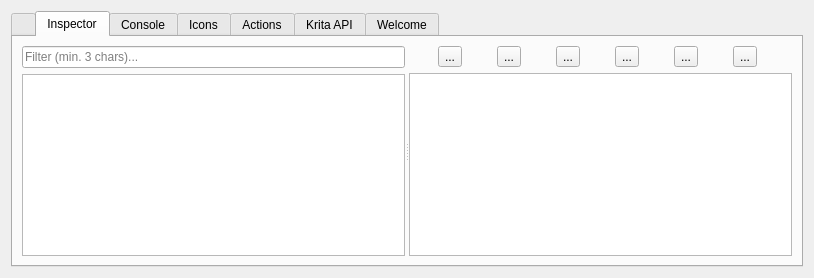
Old version of the form plugindevtools/PluginDevTools/DockerWidget.ui in the repository KnowZero/Krita-PythonPluginDeveloperTools.
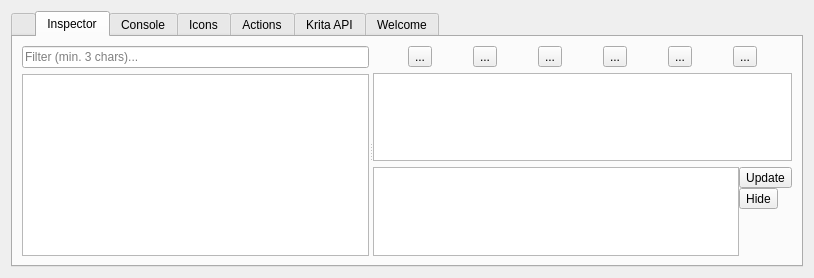
New version of the form. The open tabs and pages were chosen to show the change. Icons and pictures are not drawn.

Commit message:
Inspector: Can now do basic editing of some properties
Items that can be modified are:
Must have a "set" or "to" method, 1 parameter and accepts: strings, int, float, bool, QRect, QRectF, QPoint, QPointF, QSize or QSizeF

The edit to the form file:
```diff
--- a/plugindevtools/PluginDevTools/DockerWidget.ui
+++ b/plugindevtools/PluginDevTools/DockerWidget.ui
@@ -260,6 +260,44 @@
              </attribute>
             </widget>
            </item>
+           <item>
+            <widget class="QWidget" name="inspectorUpdateLayoutWidget" native="true">
+             <layout class="QGridLayout" name="gridLayout">
+              <property name="leftMargin">
+               <number>0</number>
+              </property>
+              <property name="topMargin">
+               <number>0</number>
+              </property>
+              <property name="rightMargin">
+               <number>0</number>
+              </property>
+              <property name="bottomMargin">
+               <number>0</number>
+              </property>
+              <property name="spacing">
+               <number>0</number>
+              </property>
+              <item row="0" column="0" rowspan="3">
+               <widget class="QTextEdit" name="inspectorUpdateTextEdit"/>
+              </item>
+              <item row="0" column="1">
+               <widget class="QToolButton" name="inspectorUpdateBtn">
+                <property name="text">
+                 <string>Update</string>
+                </property>
+               </widget>
+              </item>
+              <item row="1" column="1">
+               <widget class="QToolButton" name="inspectorUpdateCancelBtn">
+                <property name="text">
+                 <string>Hide</string>
+                </property>
+               </widget>
+              </item>
+             </layout>
+            </widget>
+           </item>
           </layout>
          </widget>
         </widget>
```
The commit also changes 1 other file.
